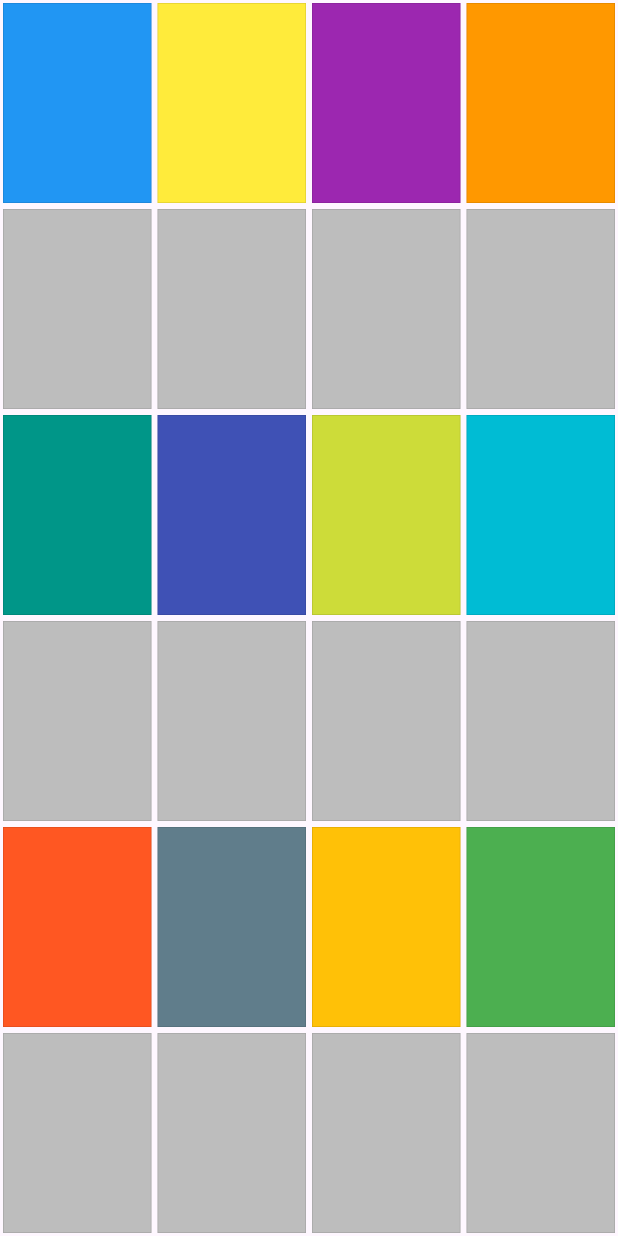
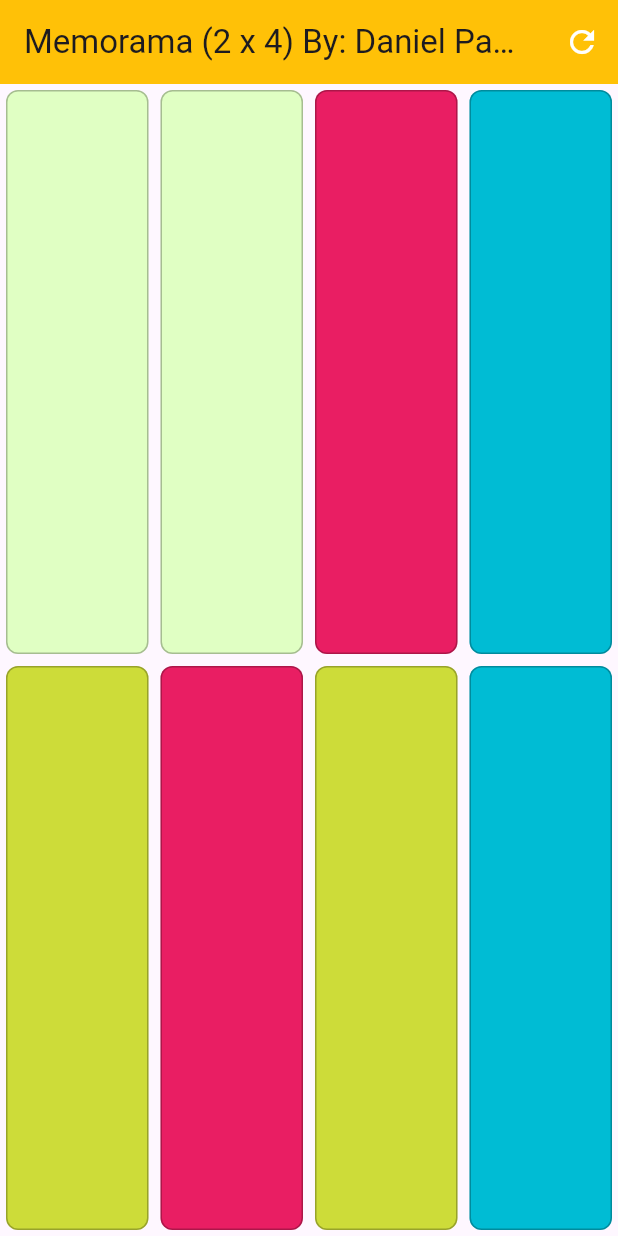
Before and after one commit to Fundamentos-Moviles/exameni-omfgDany, a Flutter app: the screen it shows after launch, on a phone screen of 412 x 824 dp. Run offline on Flutter 3.47's test engine with Material 3 defaults, Android fonts, the phone set to English and light mode, and no system bars.

Commit message:
Segundo avance: Se implementó la logica de randomización y validacion tanto de la generación de colores como la de celdas, Teniendo un rango de 32 colores maximo, y 64 celdas generadas (32 colores seleccionados), a su vez, se agregó el botón para regenerar el tablero, se agrega mi nombre al encabezado

```diff
--- a/lib/constantes.dart
+++ b/lib/constantes.dart
@@ -10,8 +10,8 @@ const azul3 = Color(0x6677A8CE);
 const azul4 = Color(0xFF2DA193);
 
 
-const List<Color> colores24 = <Color>[
-  Color(0xFFF44336), // Red 500
+const List<Color> colores32 = <Color>[
+  Color(0xFFFF5C4F), // Red 500
   Color(0xFFE91E63), // Pink 500
   Color(0xFF9C27B0), // Purple 500
   Color(0xFF673AB7), // Deep Purple 500
@@ -30,9 +30,17 @@ const List<Color> colores24 = <Color>[
   Color(0xFF795548), // Brown 500
   Color(0xFF9E9E9E), // Grey 500
   Color(0xFF607D8B), // Blue Grey 500
-  Color(0xFFD32F2F), // Red 700
+  Color(0xFFFF0000), // Red 700
   Color(0xFF7B1FA2), // Purple 700
   Color(0xFF512DA8), // Deep Purple 700
   Color(0xFF1976D2), // Blue 700
   Color(0xFF388E3C), // Green 700
+  Color(0xFFFFB094), // Brown 500
+  Color(0xFFFFC4C4), // Grey 500
+  Color(0xFF113D54), // Blue Grey 500
+  Color(0xFF490000), // Red 700
+  Color(0xFF490064), // Purple 700
+  Color(0xFF512DA8), // Deep Purple 700
+  Color(0xFFE0FFC3), // Blue 700
+  Color(0xFF98FFB9), // Green 700
 ];
--- a/lib/main.dart
+++ b/lib/main.dart
@@ -17,6 +17,8 @@ class MyApp extends StatelessWidget {
       theme: ThemeData(
         colorScheme: ColorScheme.fromSeed(seedColor: Colors.deepPurple),
       ),
+
+      debugShowCheckedModeBanner: false,
       home: const Principal(),
     );
   }
--- a/lib/principal.dart
+++ b/lib/principal.dart
@@ -1,5 +1,6 @@
 import 'package:flutter/material.dart';
 import 'dart:math';
+import 'constantes.dart';
 
 class Principal extends StatefulWidget {
   const Principal({super.key});
@@ -8,125 +9,101 @@ class Principal extends StatefulWidget {
 }
 
 class _PrincipalState extends State<Principal> {
-  static const int rows = 6;
-  static const int cols = 4;
-
-  // Fila 3 colores constantes iniciales
-  static const List<Color> row3Const = [
-    Colors.teal, Colors.indigo, Colors.lime, Colors.cyan,
-  ];
-  // Fila 5 colores constantes iniciales
-  static const List<Color> row5Const = [
-    Colors.deepOrange, Colors.blueGrey, Colors.amber, Colors.green,
-  ];
-
+  // Variables de inicialización de Memorama
+  int rows = 4; // tamaño inicializado, cambiará
+  int cols = 4;
   late List<List<Color>> gridColors;
-  final _rnd = Random();
+  final _random = Random();
 
   @override
   void initState() {
     super.initState();
-    _initGrid();
+    _generateMemoramaGrid();
   }
 
-  void _initGrid() {
-    gridColors = List.generate(rows, (r) => List.filled(cols, Colors.white));
 
-    // Fila 1 alternancias entre celdas
-    gridColors[0] = [
-      Colors.blue,   //azul <-> rojo
-      Colors.yellow, //amarillo <-> azul
-      Colors.purple, //morado <-> rosa
-      Colors.orange, //naranja <-> café
-    ];
-
-    // Filas 2,4,6 bloqueadas: gris
-    gridColors[1] = List.filled(cols, Colors.grey.shade400); // fila 2
-    gridColors[3] = List.filled(cols, Colors.grey.shade400); // fila 4
-    gridColors[5] = List.filled(cols, Colors.grey.shade400); // fila 6
-
-    // Fila 3 y 5: colores definidos
-    gridColors[2] = List<Color>.from(row3Const); // fila 3
-    gridColors[4] = List<Color>.from(row5Const); // fila 5
+  int _generateRandomGridDimension() {
+    const List<int> possibleDimensions = [2, 4, 6, 8];
+    return possibleDimensions[_random.nextInt(possibleDimensions.length)];
   }
 
-  bool _isBlockedRow(int r) => r == 1 || r == 3 || r == 5;
 
-  bool _isCellInteractive(int r, int c) {
-    if (_isBlockedRow(r)) return false;     // filas 2,4,6
-    if (r == 0) return true;                // fila 1: todas las celdas
-    if (r == 2) return true;                // fila 3: todas las celdas para swap
-    if (r == 4 && c == 0) return true;      // fila 5: solo la 1ra celda
-    return false;
+  void _generateMemoramaGrid() {
+    do {
+      rows = _generateRandomGridDimension();
+      cols = _generateRandomGridDimension();
+    } while (rows * cols > colores32.length * 2);
+
+    final int numCells = rows * cols;
+    final int numPairs = numCells ~/ 2;
+
+    final List<Color> availableColors = List<Color>.from(colores32);
+    final List<Color> selectedColors = [];
+
+    for (int i = 0; i < numPairs; i++) {
+      int randomIndex = _random.nextInt(availableColors.length);
+      Color chosenColor = availableColors[randomIndex];
+      selectedColors.add(chosenColor);
+      availableColors.removeAt(randomIndex);
+    }
+
+    final List<Color> pairedColors = [];
+    for (Color color in selectedColors) {
+      pairedColors.add(color);
+      pairedColors.add(color);
+    }
+
+    pairedColors.shuffle();
+
+    gridColors = List.generate(rows, (r) {
+      return List.generate(cols, (c) {
+        int index = r * cols + c;
+        return pairedColors[index];
+      });
+    });
   }
 
-  Color _rand() => Color.fromARGB(
-    255, _rnd.nextInt(256), _rnd.nextInt(256), _rnd.nextInt(256),
-  );
-
+// Verificar comportamiento
   void _onTap(int r, int c) {
-    if (!_isCellInteractive(r, c)) return;
-
-    setState(() {
-      if (r == 0) {
-        // fila 1
-        switch (c) {
-          case 0:
-            gridColors[r][c] =
-            gridColors[r][c] == Colors.blue ? Colors.red : Colors.blue;
-            break;
-          case 1:
-            gridColors[r][c] =
-            gridColors[r][c] == Colors.yellow ? Colors.blue : Colors.yellow;
-            break;
-          case 2:
-            gridColors[r][c] =
-            gridColors[r][c] == Colors.purple ? Colors.pink : Colors.purple;
-            break;
-          case 3:
-            gridColors[r][c] =
-            gridColors[r][c] == Colors.orange ? Colors.brown : Colors.orange;
-            break;
-        }
-      } else if (r == 2) {
-        // Fila 3
-        if (c == 0 || c == 3) {
-          final t = gridColors[r][0];
-          gridColors[r][0] = gridColors[r][3];
-          gridColors[r][3] = t;
-        } else if (c == 1 || c == 2) {
-          final t = gridColors[r][1];
-          gridColors[r][1] = gridColors[r][2];
-          gridColors[r][2] = t;
-        }
-      } else if (r == 4 && c == 0) {
-        // Fila 5
-        for (int j = 1; j < cols; j++) {
-          gridColors[r][j] = _rand();
-        }
-      }
-    });
+    print('Celda presionada: ($r, $c) con color ${gridColors[r][c]}');
   }
 
   @override
   Widget build(BuildContext context) {
     return Scaffold(
+// Dentro de tu método build, en el Scaffold:
+      appBar: AppBar(
+        title: Text('Memorama ($rows x $cols) By: Daniel Pacheco Martinez 353968', selectionColor: Colors.white),
+        backgroundColor: Colors.amber,
+        actions: [
+          IconButton(
+            icon: const Icon(Icons.refresh, color: Colors.white),
+            tooltip: 'Reiniciar Tablero',
+            onPressed: () {
+              setState(() {
+                _generateMemoramaGrid();
+              });
+            },
+          ),
+        ],
+      ),
       body: Column(
+
         children: List.generate(rows, (r) {
           return Expanded(
             child: Row(
               children: List.generate(cols, (c) {
                 final color = gridColors[r][c];
-                final enabled = _isCellInteractive(r, c);
                 return Expanded(
                   child: GestureDetector(
-                    onTap: enabled ? () => _onTap(r, c) : null,
+                    onTap: () => _onTap(r, c),
                     child: AnimatedContainer(
-                      duration: const Duration(milliseconds: 120),
-                      margin: const EdgeInsets.all(2),
+                      duration: const Duration(milliseconds: 300),
+                      margin: const EdgeInsets.all(4),
                       decoration: BoxDecoration(
                         color: color,
-                        border: Border.all(color: Colors.black12, width: 0.5),
+                        borderRadius: BorderRadius.circular(8),
+                        border: Border.all(color: Colors.black26, width: 1),
                       ),
                     ),
                   ),
```
